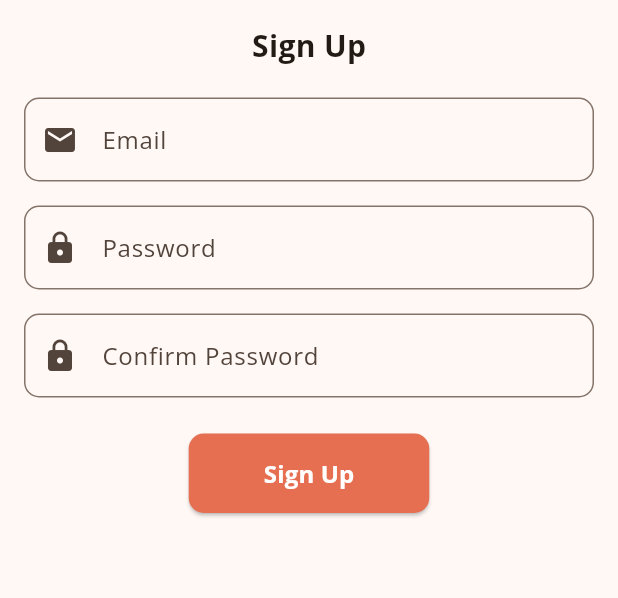
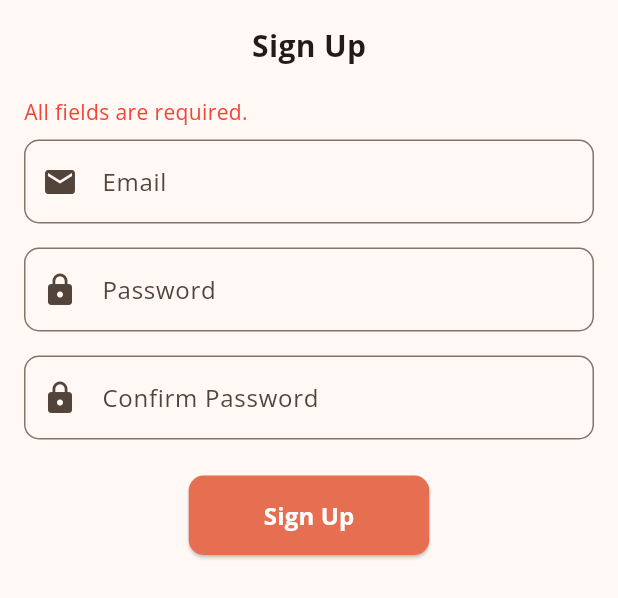
Before and after one commit to KaozhiChen/book_review_app, a Flutter app: the SignUpPage widget shown alone on an empty page, opened directly, after a tap on "Sign Up", on a phone screen of 412 x 824 dp. Shown: the top 598 px of the screen. Run offline on Flutter 3.47's test engine with Material 3 defaults, Android fonts, the light colour scheme and no system bars; our stand-ins replace firebase_auth, firebase_core, font_awesome_flutter, go_router, video_player; accounts and stored records are empty.

Commit message:
implement sign up with firebase auth

```diff
--- a/lib/main.dart
+++ b/lib/main.dart
@@ -1,10 +1,13 @@
 import 'package:book_review_app/pages/splash_page.dart';
 import 'package:book_review_app/theme/colors.dart';
+import 'package:firebase_core/firebase_core.dart';
 import 'package:flutter/material.dart';
 import 'package:go_router/go_router.dart';
 import 'pages/login_page.dart';
 
-void main() {
+void main() async {
+  WidgetsFlutterBinding.ensureInitialized();
+  await Firebase.initializeApp();
   runApp(MyApp());
 }
 
--- a/lib/pages/login_page.dart
+++ b/lib/pages/login_page.dart
@@ -1,7 +1,6 @@
 import 'package:book_review_app/theme/colors.dart';
 import 'package:flutter/material.dart';
 import 'package:font_awesome_flutter/font_awesome_flutter.dart';
-
 import 'sign_up_page.dart';
 
 class LoginPage extends StatefulWidget {
--- a/lib/pages/sign_up_page.dart
+++ b/lib/pages/sign_up_page.dart
@@ -1,8 +1,81 @@
 import 'package:book_review_app/theme/colors.dart';
+import 'package:firebase_auth/firebase_auth.dart';
 import 'package:flutter/material.dart';
 
-class SignUpPage extends StatelessWidget {
+class SignUpPage extends StatefulWidget {
   const SignUpPage({super.key});
+
+  @override
+  State<SignUpPage> createState() => _SignUpPageState();
+}
+
+class _SignUpPageState extends State<SignUpPage> {
+  final TextEditingController emailController = TextEditingController();
+  final TextEditingController passwordController = TextEditingController();
+  final TextEditingController confirmPasswordController =
+      TextEditingController();
+
+  String? errorMessage;
+
+  @override
+  void dispose() {
+    emailController.dispose();
+    passwordController.dispose();
+    confirmPasswordController.dispose();
+    super.dispose();
+  }
+
+  Future<void> signUp() async {
+    final email = emailController.text.trim();
+    final password = passwordController.text.trim();
+    final confirmPassword = confirmPasswordController.text.trim();
+
+    // check inputs
+    if (email.isEmpty || password.isEmpty || confirmPassword.isEmpty) {
+      setState(() {
+        errorMessage = 'All fields are required.';
+      });
+      return;
+    }
+
+    if (password != confirmPassword) {
+      setState(() {
+        errorMessage = 'Passwords do not match.';
+      });
+      return;
+    }
+
+    try {
+      // use Firebase sign up
+      UserCredential userCredential = await FirebaseAuth.instance
+          .createUserWithEmailAndPassword(email: email, password: password);
+
+      // notice user if sign up successfully
+      ScaffoldMessenger.of(context).showSnackBar(
+        SnackBar(
+          content: Text(
+              'Registration successful! Welcome, ${userCredential.user?.email}.'),
+          backgroundColor: Colors.green,
+        ),
+      );
+      Navigator.pop(context);
+    } on FirebaseAuthException catch (e) {
+      // Firebase error
+      setState(() {
+        if (e.code == 'email-already-in-use') {
+          errorMessage = 'The email address is already in use.';
+        } else if (e.code == 'weak-password') {
+          errorMessage = 'The password provided is too weak.';
+        } else {
+          errorMessage = 'Registration failed. Please try again.';
+        }
+      });
+    } catch (e) {
+      setState(() {
+        errorMessage = 'An unexpected error occurred.';
+      });
+    }
+  }
 
   @override
   Widget build(BuildContext context) {
@@ -27,8 +100,19 @@ class SignUpPage extends StatelessWidget {
             ),
           ),
           const SizedBox(height: 20),
+          // display error
+          if (errorMessage != null)
+            Text(
+              errorMessage!,
+              style: const TextStyle(
+                color: Colors.red,
+                fontSize: 14,
+              ),
+            ),
+          const SizedBox(height: 8),
           // Email TextField
           TextField(
+            controller: emailController,
             decoration: InputDecoration(
               labelText: 'Email',
               prefixIcon: const Icon(Icons.mail),
@@ -40,6 +124,7 @@ class SignUpPage extends StatelessWidget {
           const SizedBox(height: 16),
           // Password TextField
           TextField(
+            controller: passwordController,
             obscureText: true,
             decoration: InputDecoration(
               labelText: 'Password',
@@ -52,6 +137,7 @@ class SignUpPage extends StatelessWidget {
           const SizedBox(height: 16),
           // Confirm Password TextField
           TextField(
+            controller: confirmPasswordController,
             obscureText: true,
             decoration: InputDecoration(
               labelText: 'Confirm Password',
@@ -65,9 +151,7 @@ class SignUpPage extends StatelessWidget {
           // Sign Up Button
           Center(
             child: ElevatedButton(
-              onPressed: () {
-                // TODO: sign up
-              },
+              onPressed: signUp,
               style: ElevatedButton.styleFrom(
                 padding:
                     const EdgeInsets.symmetric(horizontal: 50, vertical: 15),
--- a/pubspec.yaml
+++ b/pubspec.yaml
@@ -33,6 +33,8 @@ dependencies:
   video_player: ^2.5.0
   go_router: ^14.6.1
   font_awesome_flutter: ^10.8.0
+  firebase_auth: ^5.3.3
+  firebase_core: ^3.8.0
 
   # The following adds the Cupertino Icons font to your application.
   # Use with the CupertinoIcons class for iOS style icons.
```
Also changed, not shown: pubspec.lock, 6 other files.
